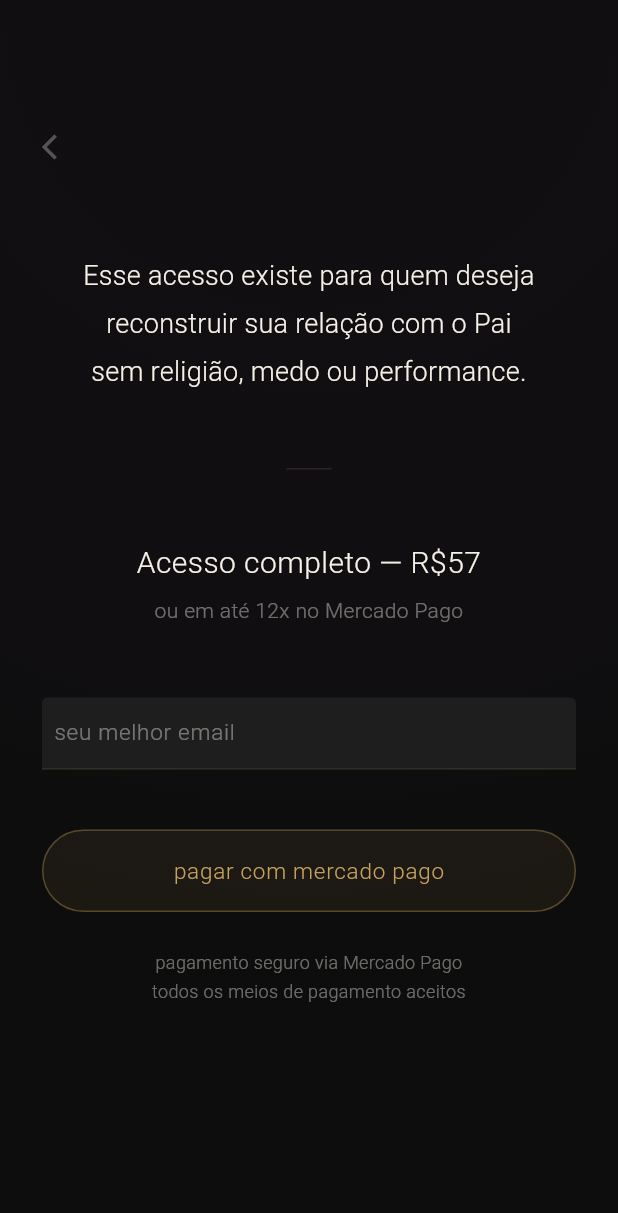
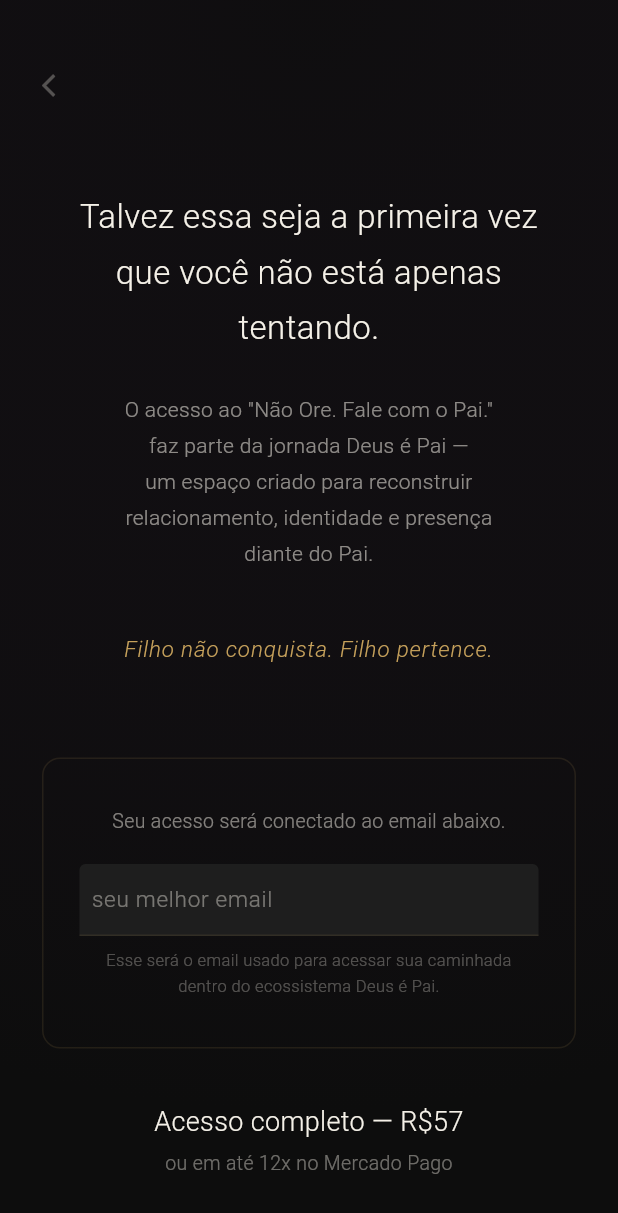
Before and after one commit to italoandres/movementDeusePai, a Flutter app: the CheckoutScreen screen opened by its route, on a phone screen of 412 x 824 dp. Shown: the top 1213 px of the screen. Run offline on Flutter 3.47's test engine with Material 3 defaults, Android fonts, the phone set to English and light mode, and no system bars; our stand-ins replace equatable, flutter_dotenv, flutter_riverpod, go_router, shared_preferences, supabase_flutter; accounts and stored records are empty.

Commit message:
refactor: checkout as journey portal

```diff
--- a/jornada_deus_pai/lib/features/checkout/presentation/screens/checkout_screen.dart
+++ b/jornada_deus_pai/lib/features/checkout/presentation/screens/checkout_screen.dart
@@ -4,8 +4,11 @@ import 'package:flutter_riverpod/flutter_riverpod.dart';
 import 'package:go_router/go_router.dart';
 import 'package:url_launcher/url_launcher.dart';
 import 'package:http/http.dart' as http;
+import '../../../../shared/design/ecosystem_theme.dart';
+import '../../../../shared/widgets/contemplative_rotating_phrase.dart';
 
-/// Checkout screen - collects email and redirects directly to Mercado Pago
+/// Checkout screen — portal de entrada na jornada
+/// "Você não está comprando algo. Você está começando algo."
 class CheckoutScreen extends ConsumerStatefulWidget {
   const CheckoutScreen({super.key});
 
@@ -22,14 +25,6 @@ class _CheckoutScreenState extends ConsumerState<CheckoutScreen>
   bool _isLoading = false;
   String? _error;
 
-  // Design tokens
-  static const _bgColor = Color(0xFF0D0D0D);
-  static const _goldPrimary = Color(0xFFC6A15B);
-  static const _textPrimary = Color(0xFFF5F1E8);
-  static const _textSecondary = Color(0xB3F5F1E8);
-  static const _textContemplative = Color(0x6BF5F1E8);
-
-  // API URL
   static const _apiUrl = 'https://movementdeusepai.vercel.app';
 
   @override
@@ -37,7 +32,7 @@ class _CheckoutScreenState extends ConsumerState<CheckoutScreen>
     super.initState();
     _controller = AnimationController(
       vsync: this,
-      duration: const Duration(milliseconds: 1500),
+      duration: const Duration(milliseconds: 1800),
     );
     _fadeContent = Tween<double>(begin: 0.0, end: 1.0).animate(
       CurvedAnimation(parent: _controller, curve: Curves.easeIn),
@@ -52,7 +47,7 @@ class _CheckoutScreenState extends ConsumerState<CheckoutScreen>
     super.dispose();
   }
 
-  Future<void> _handleCheckout() async {
+  Future<void> _handleContinue() async {
     final email = _emailController.text.trim();
 
     if (email.isEmpty || !email.contains('@')) {
@@ -66,7 +61,6 @@ class _CheckoutScreenState extends ConsumerState<CheckoutScreen>
     });
 
     try {
-      // Call the real API to create Mercado Pago preference
       final response = await http.post(
         Uri.parse('$_apiUrl/api/checkout/create-preference'),
         headers: {'Content-Type': 'application/json'},
@@ -78,15 +72,14 @@ class _CheckoutScreenState extends ConsumerState<CheckoutScreen>
         final checkoutUrl = data['init_point'] as String?;
 
         if (checkoutUrl != null) {
-          // Redirect to Mercado Pago checkout
           final uri = Uri.parse(checkoutUrl);
           if (await canLaunchUrl(uri)) {
             await launchUrl(uri, mode: LaunchMode.externalApplication);
           } else {
-            setState(() => _error = 'não foi possível abrir o pagamento');
+            setState(() => _error = 'não foi possível abrir o acesso');
           }
         } else {
-          setState(() => _error = 'erro ao criar pagamento');
+          setState(() => _error = 'erro ao preparar acesso');
         }
       } else {
         setState(() => _error = 'erro ao processar. tente novamente.');
@@ -103,125 +96,142 @@ class _CheckoutScreenState extends ConsumerState<CheckoutScreen>
   @override
   Widget build(BuildContext context) {
     return Scaffold(
-      backgroundColor: _bgColor,
+      backgroundColor: EcosystemTheme.background,
       body: Container(
-        decoration: BoxDecoration(
-          gradient: RadialGradient(
-            center: Alignment.topCenter,
-            radius: 1.5,
-            colors: [
-              const Color(0xFF1A121C).withOpacity(0.2),
-              _bgColor,
-            ],
-          ),
-        ),
+        decoration: EcosystemTheme.backgroundGradient,
         child: SafeArea(
+          child: FadeTransition(
+            opacity: _fadeContent,
             child: SingleChildScrollView(
               physics: const BouncingScrollPhysics(),
               child: Center(
                 child: Container(
-                constraints: const BoxConstraints(maxWidth: 440),
+                  constraints: const BoxConstraints(maxWidth: 480),
                   padding: const EdgeInsets.symmetric(horizontal: 28, vertical: 48),
-                child: FadeTransition(
-                  opacity: _fadeContent,
                   child: Column(
                     crossAxisAlignment: CrossAxisAlignment.center,
                     children: [
-                      const SizedBox(height: 40),
-
-                      // Back button
+                      // Back
                       Align(
                         alignment: Alignment.centerLeft,
                         child: GestureDetector(
                           onTap: () => context.pop(),
                           child: Icon(
                             Icons.arrow_back_ios,
-                            color: _textPrimary.withOpacity(0.3),
-                            size: 20,
+                            color: EcosystemTheme.textPrimary.withOpacity(0.3),
+                            size: 18,
                           ),
                         ),
                       ),
 
                       const SizedBox(height: 60),
 
-                      // Headline
+                      // Title
                       const Text(
-                        'Esse acesso existe para quem deseja\nreconstruir sua relação com o Pai\nsem religião, medo ou performance.',
+                        'Talvez essa seja a primeira vez\nque você não está apenas tentando.',
                         style: TextStyle(
-                          color: _textPrimary,
-                          fontSize: 18,
+                          color: EcosystemTheme.textPrimary,
+                          fontSize: 22,
                           fontWeight: FontWeight.w300,
-                          letterSpacing: 0.2,
-                          height: 1.8,
+                          height: 1.7,
+                          letterSpacing: 0.3,
                         ),
                         textAlign: TextAlign.center,
                       ),
 
-                      const SizedBox(height: 48),
+                      const SizedBox(height: 24),
 
-                      // Divider
-                      Container(
-                        width: 30,
-                        height: 1,
-                        color: _goldPrimary.withOpacity(0.15),
-                      ),
-
-                      const SizedBox(height: 48),
-
-                      // Price
-                      const Text(
-                        'Acesso completo — R\$57',
+                      // Subtitle
+                      Text(
+                        'O acesso ao "Não Ore. Fale com o Pai."\nfaz parte da jornada Deus é Pai —\num espaço criado para reconstruir\nrelacionamento, identidade e presença\ndiante do Pai.',
                         style: TextStyle(
-                          color: _textPrimary,
-                          fontSize: 20,
+                          color: EcosystemTheme.textPrimary.withOpacity(0.55),
+                          fontSize: 14,
                           fontWeight: FontWeight.w300,
-                          letterSpacing: 0.3,
+                          height: 1.7,
                         ),
                         textAlign: TextAlign.center,
                       ),
-                      const SizedBox(height: 8),
-                      const Text(
-                        'ou em até 12x no Mercado Pago',
+
+                      const SizedBox(height: 40),
+
+                      // Rotating phrases
+                      const ContemplativeRotatingPhrase(
+                        fontSize: 15,
+                      ),
+
+                      const SizedBox(height: 60),
+
+                      // Access block
+                      Container(
+                        width: double.infinity,
+                        padding: const EdgeInsets.symmetric(vertical: 32, horizontal: 24),
+                        decoration: BoxDecoration(
+                          border: Border.all(
+                            color: EcosystemTheme.gold.withOpacity(0.12),
+                          ),
+                          borderRadius: BorderRadius.circular(12),
+                        ),
+                        child: Column(
+                          children: [
+                            Text(
+                              'Seu acesso será conectado ao email abaixo.',
                               style: TextStyle(
-                          color: _textContemplative,
-                          fontSize: 14,
+                                color: EcosystemTheme.textPrimary.withOpacity(0.5),
+                                fontSize: 13,
                                 fontWeight: FontWeight.w300,
                               ),
                               textAlign: TextAlign.center,
                             ),
 
-                      const SizedBox(height: 48),
+                            const SizedBox(height: 20),
 
                             // Email field
                             TextField(
                               controller: _emailController,
                               keyboardType: TextInputType.emailAddress,
                               style: const TextStyle(
-                          color: _textPrimary,
+                                color: EcosystemTheme.textPrimary,
                                 fontSize: 15,
                                 fontWeight: FontWeight.w300,
                               ),
                               decoration: InputDecoration(
                                 hintText: 'seu melhor email',
                                 hintStyle: const TextStyle(
-                            color: _textContemplative,
+                                  color: EcosystemTheme.textContemplative,
                                   fontSize: 15,
                                   fontWeight: FontWeight.w300,
                                 ),
                                 enabledBorder: UnderlineInputBorder(
                                   borderSide: BorderSide(
-                              color: _goldPrimary.withOpacity(0.12),
+                                    color: EcosystemTheme.gold.withOpacity(0.12),
                                   ),
                                 ),
                                 focusedBorder: UnderlineInputBorder(
                                   borderSide: BorderSide(
-                              color: _goldPrimary.withOpacity(0.3),
+                                    color: EcosystemTheme.gold.withOpacity(0.3),
                                   ),
                                 ),
                                 contentPadding: const EdgeInsets.symmetric(
                                   vertical: 12,
                                   horizontal: 4,
                                 ),
+                              ),
+                            ),
+
+                            const SizedBox(height: 8),
+
+                            Text(
+                              'Esse será o email usado para acessar sua caminhada\ndentro do ecossistema Deus é Pai.',
+                              style: TextStyle(
+                                color: EcosystemTheme.textPrimary.withOpacity(0.3),
+                                fontSize: 11,
+                                fontWeight: FontWeight.w300,
+                                height: 1.5,
+                              ),
+                              textAlign: TextAlign.center,
+                            ),
+                          ],
                         ),
                       ),
 
@@ -236,18 +246,41 @@ class _CheckoutScreenState extends ConsumerState<CheckoutScreen>
                         ),
                       ],
 
+                      const SizedBox(height: 36),
+
+                      // Value block
+                      const Text(
+                        'Acesso completo — R\$57',
+                        style: TextStyle(
+                          color: EcosystemTheme.textPrimary,
+                          fontSize: 18,
+                          fontWeight: FontWeight.w300,
+                        ),
+                        textAlign: TextAlign.center,
+                      ),
+                      const SizedBox(height: 6),
+                      const Text(
+                        'ou em até 12x no Mercado Pago',
+                        style: TextStyle(
+                          color: EcosystemTheme.textContemplative,
+                          fontSize: 13,
+                          fontWeight: FontWeight.w300,
+                        ),
+                        textAlign: TextAlign.center,
+                      ),
+
                       const SizedBox(height: 40),
 
-                      // CTA Button
+                      // CTA
                       GestureDetector(
-                        onTap: _isLoading ? null : _handleCheckout,
+                        onTap: _isLoading ? null : _handleContinue,
                         child: Container(
                           width: double.infinity,
                           padding: const EdgeInsets.symmetric(vertical: 16),
                           decoration: BoxDecoration(
-                            color: _goldPrimary.withOpacity(0.08),
+                            color: EcosystemTheme.gold.withOpacity(0.06),
                             border: Border.all(
-                              color: _goldPrimary.withOpacity(0.35),
+                              color: EcosystemTheme.gold.withOpacity(0.3),
                             ),
                             borderRadius: BorderRadius.circular(30),
                           ),
@@ -258,13 +291,13 @@ class _CheckoutScreenState extends ConsumerState<CheckoutScreen>
                                     height: 20,
                                     child: CircularProgressIndicator(
                                       strokeWidth: 1.5,
-                                      color: _goldPrimary.withOpacity(0.5),
+                                      color: EcosystemTheme.gold.withOpacity(0.5),
                                     ),
                                   )
                                 : const Text(
-                                    'pagar com mercado pago',
+                                    'continuar para o acesso',
                                     style: TextStyle(
-                                      color: _goldPrimary,
+                                      color: EcosystemTheme.gold,
                                       fontSize: 15,
                                       fontWeight: FontWeight.w300,
                                       letterSpacing: 0.5,
@@ -274,14 +307,14 @@ class _CheckoutScreenState extends ConsumerState<CheckoutScreen>
                         ),
                       ),
 
-                      const SizedBox(height: 24),
+                      const SizedBox(height: 32),
 
-                      // Security note
-                      const Text(
-                        'pagamento seguro via Mercado Pago\ntodos os meios de pagamento aceitos',
+                      // Footer
+                      Text(
+                        'Pagamento seguro via Mercado Pago.\nApós a confirmação, seu acesso será liberado\nautomaticamente no ecossistema.',
                         style: TextStyle(
-                          color: _textContemplative,
-                          fontSize: 12,
+                          color: EcosystemTheme.textPrimary.withOpacity(0.25),
+                          fontSize: 11,
                           fontWeight: FontWeight.w300,
                           height: 1.6,
                         ),
```
Also changed, not shown: 3 other files. Lines whose indentation alone changed are shown as unchanged.
